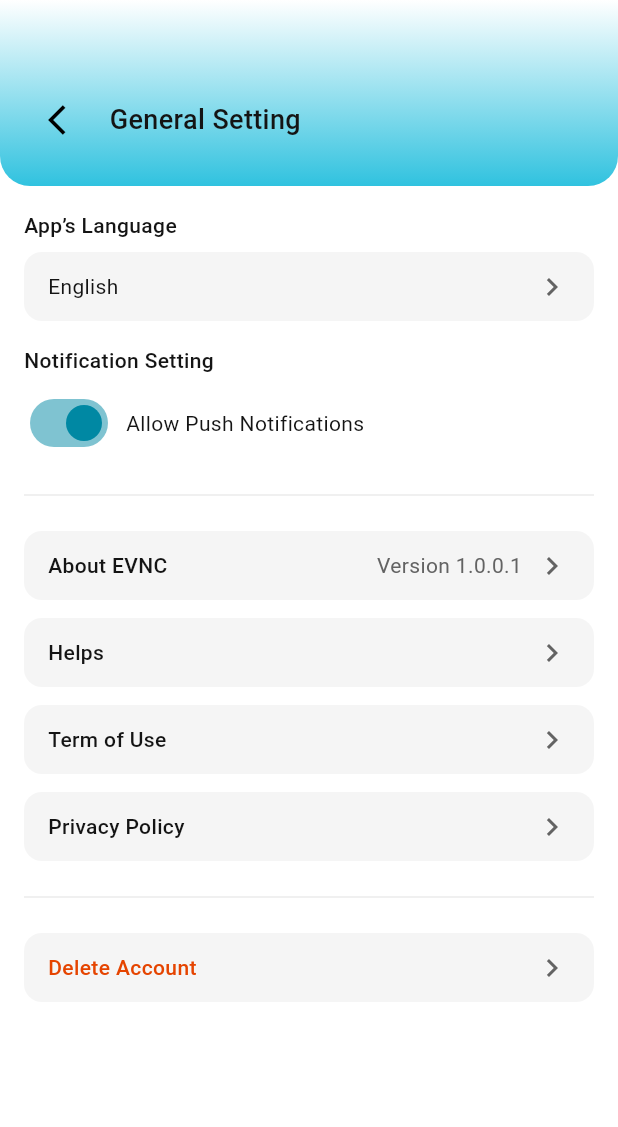
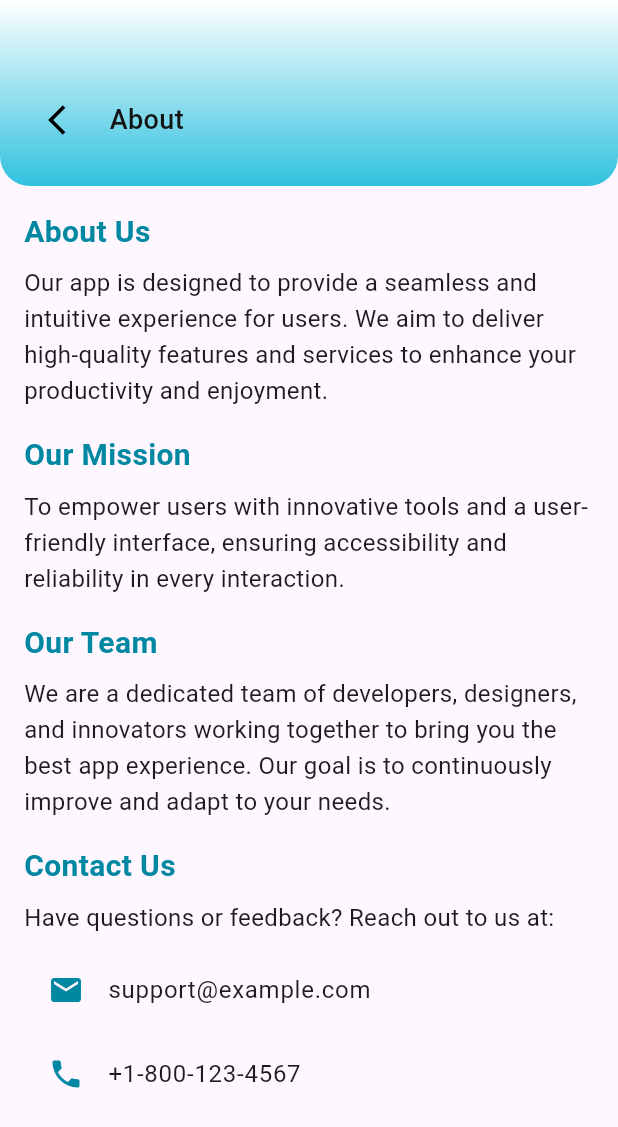
Before and after one commit to Dev-Ninjas-Backup/elad_giserman, a Flutter app: the GeneralSettingsScreen screen opened by its route, after a tap on "About EVNC", on a phone screen of 412 x 824 dp. Shown: the top 1127 px of the screen. Run offline on Flutter 3.47's test engine with Material 3 defaults, Android fonts, the phone set to English and light mode, and no system bars; our stand-ins replace flutter_otp_text_field, flutter_screenutil, get, google_fonts, shared_preferences; accounts and stored records are empty.

Commit message:
About and Terms of Use UI done.

```diff
--- /dev/null
+++ b/lib/features/profile/general_settings/about/controller/about_controller.dart
@@ -0,0 +1,12 @@
+import 'package:get/get.dart';
+
+class AboutController extends GetxController {
+  var isLoading = false.obs;
+
+  void performAction() {
+    isLoading.value = true;
+    Future.delayed(const Duration(seconds: 1), () {
+      isLoading.value = false;
+    });
+  }
+}
--- /dev/null
+++ b/lib/features/profile/general_settings/about/screen/about_screen.dart
@@ -0,0 +1,103 @@
+import 'package:elad_giserman/core/common/widgets/custom_app_bar.dart';
+import 'package:elad_giserman/core/utils/constants/colors.dart';
+import 'package:elad_giserman/features/profile/general_settings/about/controller/about_controller.dart';
+import 'package:flutter/material.dart';
+import 'package:get/get.dart';
+
+class AboutScreen extends StatelessWidget {
+  const AboutScreen({super.key});
+
+  @override
+  Widget build(BuildContext context) {
+    Get.put(AboutController());
+
+    return Scaffold(
+      body: Column(
+        children: [
+          CustomAppBar(lable: 'About', back: '/generalSettingsScreen'),
+          Expanded(
+            child: SingleChildScrollView(
+              padding: const EdgeInsets.all(16.0),
+              child: Column(
+                crossAxisAlignment: CrossAxisAlignment.start,
+                children: const [
+                  Text(
+                    'About Us',
+                    style: TextStyle(
+                      fontSize: 20,
+                      fontWeight: FontWeight.bold,
+                      color: AppColors.buttonColor,
+                    ),
+                  ),
+                  SizedBox(height: 8),
+                  Text(
+                    'Our app is designed to provide a seamless and intuitive experience for users. We aim to deliver high-quality features and services to enhance your productivity and enjoyment.',
+                    style: TextStyle(fontSize: 16, height: 1.5),
+                  ),
+                  SizedBox(height: 16),
+                  Text(
+                    'Our Mission',
+                    style: TextStyle(
+                      fontSize: 20,
+                      fontWeight: FontWeight.bold,
+                      color: AppColors.buttonColor,
+                    ),
+                  ),
+                  SizedBox(height: 8),
+                  Text(
+                    'To empower users with innovative tools and a user-friendly interface, ensuring accessibility and reliability in every interaction.',
+                    style: TextStyle(fontSize: 16, height: 1.5),
+                  ),
+                  SizedBox(height: 16),
+                  Text(
+                    'Our Team',
+                    style: TextStyle(
+                      fontSize: 20,
+                      fontWeight: FontWeight.bold,
+                      color: AppColors.buttonColor,
+                    ),
+                  ),
+                  SizedBox(height: 8),
+                  Text(
+                    'We are a dedicated team of developers, designers, and innovators working together to bring you the best app experience. Our goal is to continuously improve and adapt to your needs.',
+                    style: TextStyle(fontSize: 16, height: 1.5),
+                  ),
+                  SizedBox(height: 16),
+                  Text(
+                    'Contact Us',
+                    style: TextStyle(
+                      fontSize: 20,
+                      fontWeight: FontWeight.bold,
+                      color: AppColors.buttonColor,
+                    ),
+                  ),
+                  SizedBox(height: 8),
+                  Text(
+                    'Have questions or feedback? Reach out to us at:',
+                    style: TextStyle(fontSize: 16, height: 1.5),
+                  ),
+                  SizedBox(height: 8),
+                  ListTile(
+                    leading: Icon(Icons.email, color: AppColors.buttonColor),
+                    title: Text(
+                      'support@example.com',
+                      style: TextStyle(fontSize: 16),
+                    ),
+                  ),
+                  ListTile(
+                    leading: Icon(Icons.phone, color: AppColors.buttonColor),
+                    title: Text(
+                      '+1-800-123-4567',
+                      style: TextStyle(fontSize: 16),
+                    ),
+                  ),
+                  SizedBox(height: 20),
+                ],
+              ),
+            ),
+          ),
+        ],
+      ),
+    );
+  }
+}
--- a/lib/features/profile/general_settings/main/screen/general_settings_screen.dart
+++ b/lib/features/profile/general_settings/main/screen/general_settings_screen.dart
@@ -108,7 +108,7 @@ class GeneralSettingsScreen extends StatelessWidget {
                     trailing: Row(
                       children: [
                         Text(
-                          'Version 1.0.0.1',
+                          'Version 1.0.1',
                           style: TextStyle(color: AppColors.fontColor),
                         ),
                         SizedBox(width: 8),
@@ -118,7 +118,9 @@ class GeneralSettingsScreen extends StatelessWidget {
                         ),
                       ],
                     ),
-                    onTap: () {},
+                    onTap: () {
+                      Get.offNamed('/aboutScreen');
+                    },
                   ),
                   SizedBox(height: 12),
                   SettingTileWidget(
@@ -128,7 +130,12 @@ class GeneralSettingsScreen extends StatelessWidget {
                     },
                   ),
                   SizedBox(height: 12),
-                  SettingTileWidget(title: 'Term of Use', onTap: () {}),
+                  SettingTileWidget(
+                    title: 'Term of Use',
+                    onTap: () {
+                      Get.offNamed('termOfUseScreen');
+                    },
+                  ),
                   SizedBox(height: 12),
                   SettingTileWidget(
                     title: 'Privacy Policy',
--- a/lib/routes/app_routes.dart
+++ b/lib/routes/app_routes.dart
@@ -4,8 +4,10 @@ import 'package:elad_giserman/features/auth/sign_in/screens/sign_in_screen.dart'
 import 'package:elad_giserman/features/auth/sign_up/screen/sign_up_screen.dart';
 import 'package:elad_giserman/features/home/home/screen/home_screen.dart';
 import 'package:elad_giserman/features/nav_bar/screen/nav_bar_screen.dart';
+import 'package:elad_giserman/features/profile/general_settings/about/screen/about_screen.dart';
 import 'package:elad_giserman/features/profile/general_settings/helps/screen/help_screen.dart';
 import 'package:elad_giserman/features/profile/general_settings/privacy_policy/screen/privacy_policy_screen.dart';
+import 'package:elad_giserman/features/profile/general_settings/term_of_use/screen/terms_of_use_screen.dart';
 import 'package:elad_giserman/features/profile/subscriptions/screen/checkout_screen.dart';
 import 'package:elad_giserman/features/profile/edit_profile/screen/edit_profile_screen.dart';
 import 'package:elad_giserman/features/profile/main/screen/profile_screen.dart';
@@ -38,6 +40,8 @@ class AppRoute {
   static String notificationScreen = "/notificationScreen";
   static String privacyPolicyScreen = "/privacyPolicyScreen";
   static String helpScreen = "/helpScreen";
+  static String termOfUseScreen = "/termOfUseScreen";
+  static String aboutScreen = "/aboutScreen";
 
   static String getSplashScreen() => splashScreen;
   static String getSignInScreen() => signInScreen;
@@ -58,6 +62,8 @@ class AppRoute {
   static String getNotificationScreen() => notificationScreen;
   static String getPrivacyPolicyScreen() => privacyPolicyScreen;
   static String getHelpScreen() => helpScreen;
+  static String getTermOfUseScreen() => termOfUseScreen;
+  static String getAboutScreen() => aboutScreen;
 
   static List<GetPage> routes = [
     GetPage(name: splashScreen, page: () => const SplashScreen()),
@@ -143,5 +149,15 @@ class AppRoute {
       page: () => HelpScreen(),
       transition: Transition.upToDown,
     ),
+    GetPage(
+      name: termOfUseScreen,
+      page: () => TermsOfUseScreen(),
+      transition: Transition.upToDown,
+    ),
+    GetPage(
+      name: aboutScreen,
+      page: () => AboutScreen(),
+      transition: Transition.upToDown,
+    ),
   ];
 }
```
Also changed, not shown: lib/features/profile/general_settings/term_of_use/controller/terms_of_use_controller.dart (added, +13 -0 lines), lib/features/profile/general_settings/term_of_use/screen/terms_of_use_screen.dart (added, +136 -0 lines).
